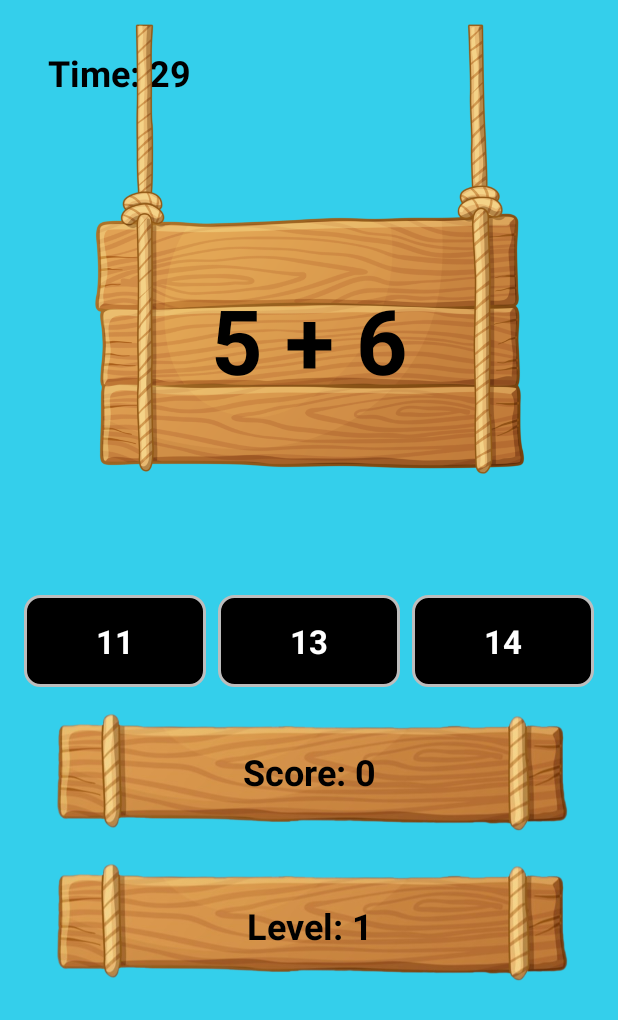
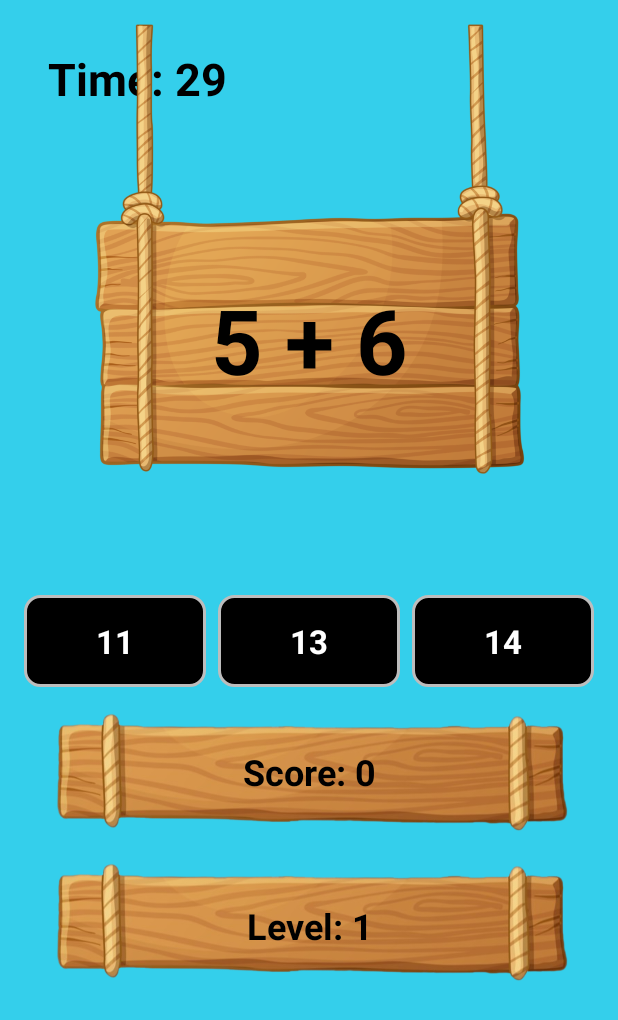
Before and after one commit to DominikHupko/Pirates, an Android app: the TaskGeneratorActivity screen opened directly, with no data from a screen before it, on a phone screen of 412 x 824 dp. Shown: the top 1020 px of the screen. Run offline under Robolectric (Android 15) with nearby library versions, the phone set to English and light mode, and no system bars.

Commit message:
Update activity_task_generator.xml

```diff
--- a/app/src/main/res/layout/activity_task_generator.xml
+++ b/app/src/main/res/layout/activity_task_generator.xml
@@ -12,9 +12,9 @@
         android:layout_width="wrap_content"
         android:layout_height="wrap_content"
         android:gravity="center"
-        android:text="Time: 30"
+        android:text="30"
         android:textColor="@color/black"
-        android:textSize="24sp"
+        android:textSize="30sp"
         android:textStyle="bold"
         android:layout_marginStart="16dp"
         android:layout_marginTop="16dp"
```
